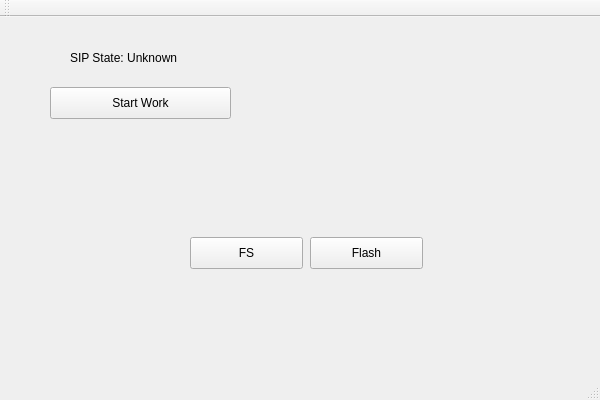
This is mainwindow.ui in seven1240/trainer-studio-opensource as Qt 5 draws it before an edit. The edited form follows.
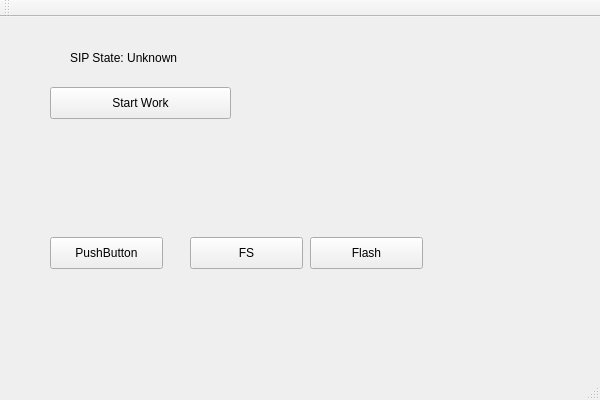
This is the edited form.

```diff
--- a/mainwindow.ui
+++ b/mainwindow.ui
@@ -75,6 +75,19 @@
      <string>SIP State: Unknown</string>
     </property>
    </widget>
+   <widget class="QPushButton" name="pushButton_3">
+    <property name="geometry">
+     <rect>
+      <x>50</x>
+      <y>220</y>
+      <width>113</width>
+      <height>32</height>
+     </rect>
+    </property>
+    <property name="text">
+     <string>PushButton</string>
+    </property>
+   </widget>
   </widget>
   <widget class="QMenuBar" name="menuBar">
    <property name="geometry">
```
